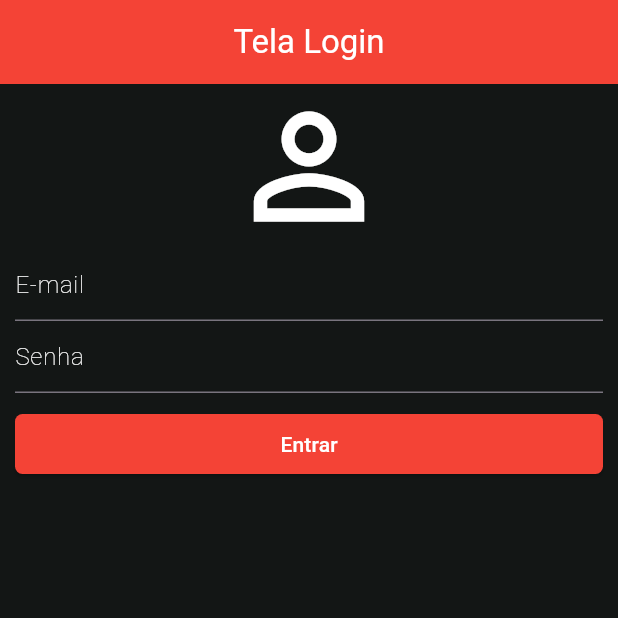
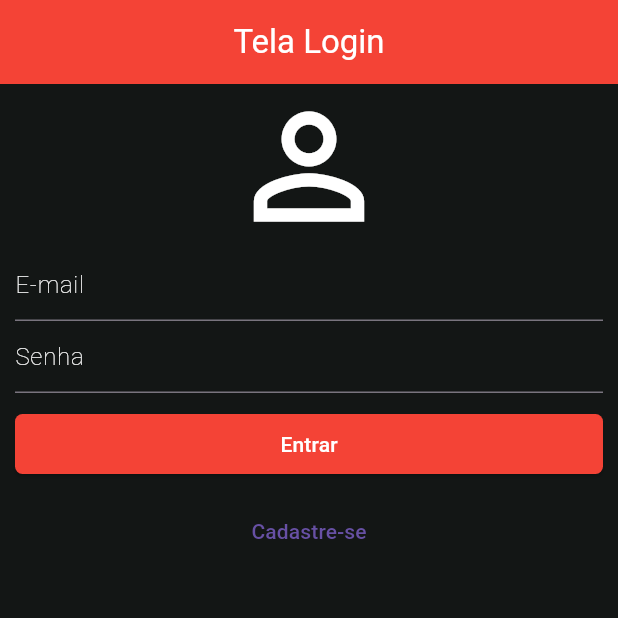
Before and after one commit to OTalDoL2/projeto_david, a Flutter app: the screen it shows after launch, on a phone screen of 412 x 824 dp, the top half of it. Run offline on Flutter 3.47's test engine with Material 3 defaults, Android fonts, the light colour scheme and no system bars.

Commit message:
tela completa

```diff
--- a/lib/main.dart
+++ b/lib/main.dart
@@ -67,15 +67,17 @@ class _HomeState extends State<Home> {
                     child: ElevatedButton(
                         onPressed: () {},
                         style: ElevatedButton.styleFrom(
-                          backgroundColor: Colors.red,
-                          shape: RoundedRectangleBorder(
-                            borderRadius: BorderRadius.circular(5)
-                          )
-                        ),
-                        child: Text('Entrar', style: TextStyle(color: Colors.white, ))),
+                            backgroundColor: Colors.red,
+                            shape: RoundedRectangleBorder(
+                                borderRadius: BorderRadius.circular(5))),
+                        child: Text('Entrar',
+                            style: TextStyle(
+                              color: Colors.white,
+                            ))),
                   ),
                 ),
                 // inputText(texto: 'pastel')
+                TextButton(onPressed: () {}, child: const Text('Cadastre-se'))
               ],
             )));
   }
```
